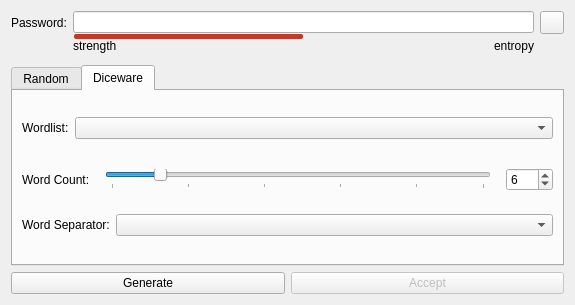
keepassxreboot/keepassxc, file src/gui/PasswordGeneratorWidget.ui: the form before one commit.
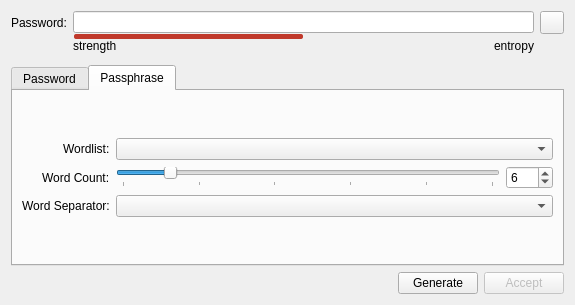
The form after the commit. The open tabs and pages were chosen to show the change. Custom widgets are drawn as their Qt base class.

Patch:
```diff
--- a/src/gui/PasswordGeneratorWidget.ui
+++ b/src/gui/PasswordGeneratorWidget.ui
@@ -208,7 +208,7 @@
      </property>
      <widget class="QWidget" name="passwordWidget">
       <attribute name="title">
-       <string>Random</string>
+       <string>Password</string>
       </attribute>
       <layout class="QGridLayout" name="gridLayout">
        <item row="1" column="0">
@@ -444,12 +444,14 @@
      </widget>
      <widget class="QWidget" name="dicewareWidget">
       <attribute name="title">
-       <string>Diceware</string>
+       <string>Passphrase</string>
       </attribute>
       <layout class="QGridLayout" name="gridLayout_2">
        <item row="1" column="0">
         <layout class="QHBoxLayout" name="horizontalLayout_2">
          <item>
+          <layout class="QGridLayout" name="gridLayout_3">
+           <item row="0" column="0" alignment="Qt::AlignRight">
           <widget class="QLabel" name="labelWordList">
            <property name="sizePolicy">
             <sizepolicy hsizetype="Minimum" vsizetype="Preferred">
@@ -462,7 +464,7 @@
            </property>
           </widget>
          </item>
-         <item>
+           <item row="0" column="1">
           <widget class="QComboBox" name="comboBoxWordList">
            <property name="sizePolicy">
             <sizepolicy hsizetype="Expanding" vsizetype="Fixed">
@@ -472,17 +474,7 @@
            </property>
           </widget>
          </item>
-        </layout>
-       </item>
-       <item row="2" column="0">
-        <layout class="QHBoxLayout" name="passwordLengthSliderLayout_2">
-         <property name="spacing">
-          <number>15</number>
-         </property>
-         <property name="topMargin">
-          <number>6</number>
-         </property>
-         <item>
+           <item row="1" column="0" alignment="Qt::AlignRight">
           <widget class="QLabel" name="labelWordCount">
            <property name="text">
             <string>Word Count:</string>
@@ -492,6 +484,11 @@
            </property>
           </widget>
          </item>
+           <item row="1" column="1">
+            <layout class="QHBoxLayout" name="horizontalLayout_3">
+             <property name="sizeConstraint">
+              <enum>QLayout::SetMinimumSize</enum>
+             </property>
          <item>
           <widget class="QSlider" name="sliderWordCount">
            <property name="minimum">
@@ -517,7 +514,7 @@
            </property>
           </widget>
          </item>
-         <item alignment="Qt::AlignRight">
+             <item>
           <widget class="QSpinBox" name="spinBoxWordCount">
            <property name="minimum">
             <number>1</number>
@@ -532,16 +529,14 @@
          </item>
         </layout>
        </item>
-       <item row="3" column="0">
-        <layout class="QHBoxLayout" name="horizontalLayout_3">
-         <item>
+           <item row="2" column="0" alignment="Qt::AlignRight">
           <widget class="QLabel" name="labelWordSeparator">
            <property name="text">
             <string>Word Separator:</string>
            </property>
           </widget>
          </item>
-         <item>
+           <item row="2" column="1">
           <widget class="QComboBox" name="comboBoxWordSeparator">
            <property name="sizePolicy">
             <sizepolicy hsizetype="Expanding" vsizetype="Fixed">
@@ -554,11 +549,26 @@
         </layout>
        </item>
       </layout>
+       </item>
+      </layout>
      </widget>
     </widget>
    </item>
    <item>
     <layout class="QHBoxLayout" name="horizontalLayout">
+     <item>
+      <spacer name="horizontalSpacer_3">
+       <property name="orientation">
+        <enum>Qt::Horizontal</enum>
+       </property>
+       <property name="sizeHint" stdset="0">
+        <size>
+         <width>40</width>
+         <height>20</height>
+        </size>
+       </property>
+      </spacer>
+     </item>
      <item>
       <widget class="QPushButton" name="buttonGenerate">
        <property name="text">
```
Lines whose indentation alone changed are shown as unchanged.
